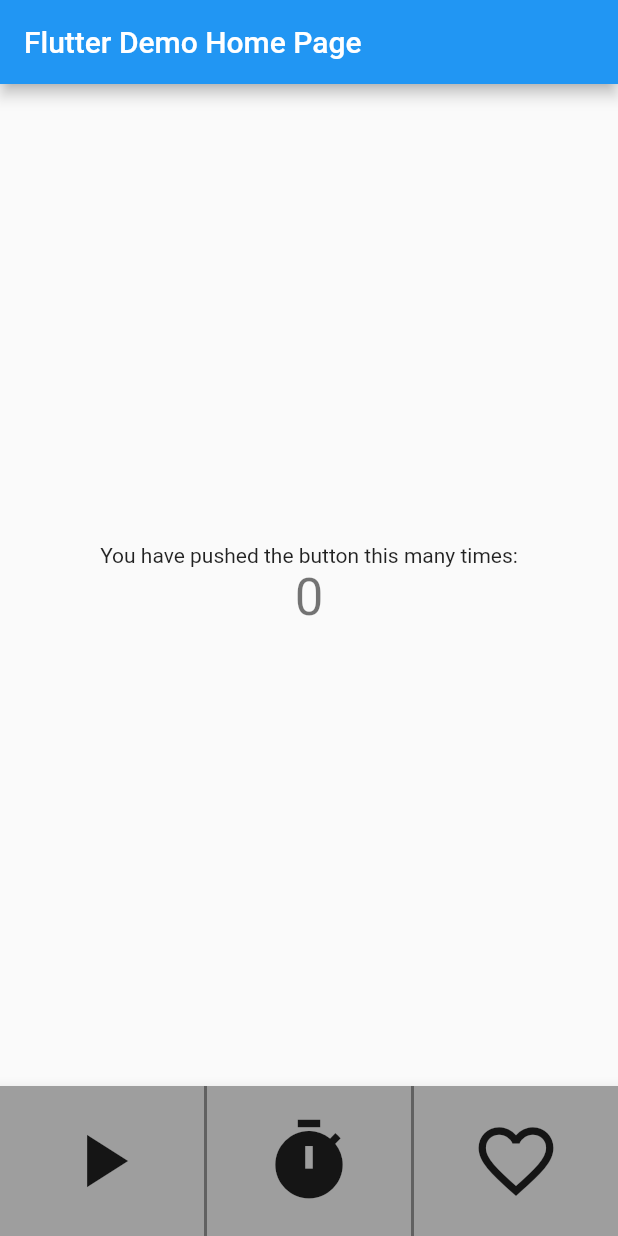
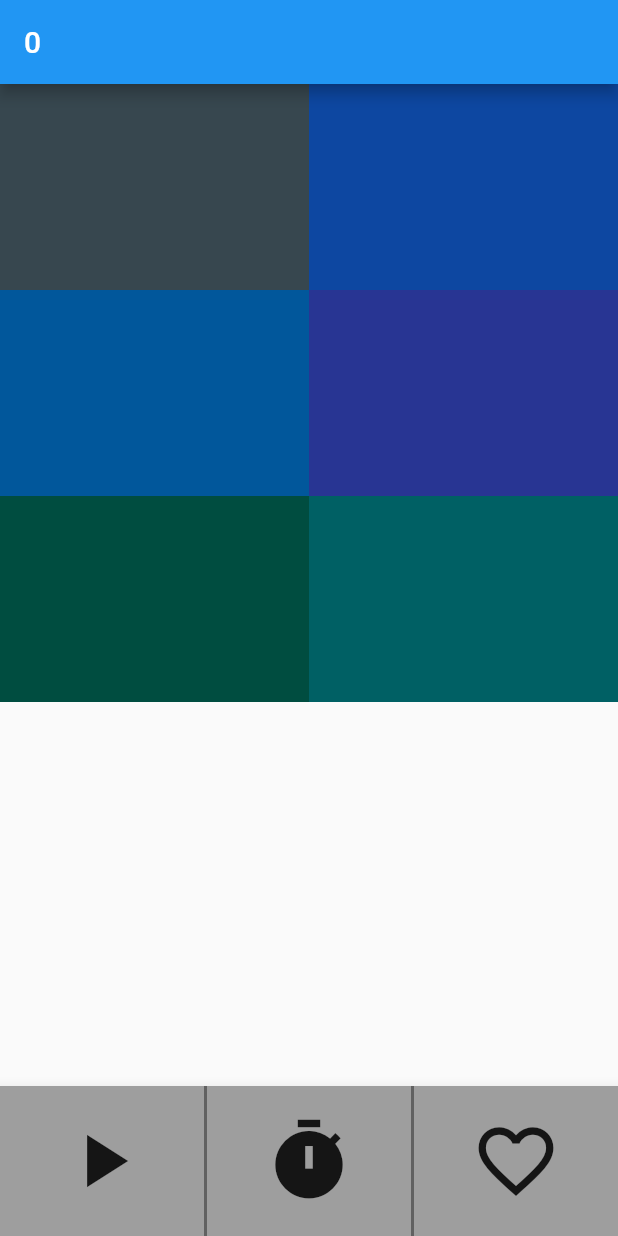
Before and after one commit to thbisdikian/noise.io, a Flutter app: the screen it shows after launch, on a phone screen of 412 x 824 dp. Run offline on Flutter 3.47's test engine with Material 2 defaults, Android fonts, the phone set to English and light mode, and no system bars.

Commit message:
added main grid, expanded class hierarchy for bottom app bar and sound grid widgets

```diff
--- a/lib/main.dart
+++ b/lib/main.dart
@@ -1,8 +1,8 @@
 import 'package:flutter/material.dart';
 
-void main() => runApp(MyApp());
+void main() => runApp(Noiseio());
 
-class MyApp extends StatelessWidget {
+class Noiseio extends StatelessWidget {
   @override
   Widget build(BuildContext context) {
     return MaterialApp(
@@ -28,11 +28,6 @@ class _MyHomePageState extends State<MyHomePage> {
 
   void _incrementCounter() {
     setState(() {
-      // This call to setState tells the Flutter framework that something has
-      // changed in this State, which causes it to rerun the build method below
-      // so that the display can reflect the updated values. If we changed
-      // _counter without calling setState(), then the build method would not be
-      // called again, and so nothing would appear to happen.
       _counter++;
     });
   }
@@ -41,24 +36,59 @@ class _MyHomePageState extends State<MyHomePage> {
   Widget build(BuildContext context) {
     return Scaffold(
       appBar: AppBar(
-        title: Text(widget.title),
+        // title: Text(widget.title),
+        title: Text('$_counter'),
       ),
-      body: Center(
-        child: Column(
-          mainAxisAlignment: MainAxisAlignment.center,
+      body: SoundGrid(),
+      bottomNavigationBar: BottomBar(onPressed: _incrementCounter,),
+    );
+  }
+}
+
+class SoundGrid extends StatelessWidget {
+  Widget build(BuildContext context) {
+    return GridView.count(
+      primary: true,
+      crossAxisCount: 2,
+      childAspectRatio: 1.5,
       children: <Widget>[
-            Text(
-              'You have pushed the button this many times:',
-            ),
-            Text(
-              '$_counter',
-              style: Theme.of(context).textTheme.display1,
-            ),
+        SoundButton(color: Colors.blueGrey[800],),
+        SoundButton(color: Colors.blue[900],),
+        SoundButton(color: Colors.lightBlue[900],),
+        SoundButton(color: Colors.indigo[800],),
+        SoundButton(color: Colors.teal[900],),
+        SoundButton(color: Colors.cyan[900],),
       ],
-        ),
-      ),
+    );
+  }
+}
 
-      bottomNavigationBar: BottomAppBar(
+class SoundButton extends StatefulWidget {
+  SoundButton({Key key, this.color}) : super(key: key);
+  final Color color;
+
+  @override
+  SoundButtonState createState() => SoundButtonState();
+}
+
+class SoundButtonState extends State<SoundButton> {
+  bool turnedOn = false;
+
+  @override
+  Widget build(BuildContext context) {
+    return Container (
+      color: widget.color,
+    );
+  }
+}
+
+class BottomBar extends StatelessWidget {
+  const BottomBar ({this.onPressed});
+
+  final VoidCallback onPressed;
+
+  Widget build(BuildContext context) {
+    return BottomAppBar(
       color: Colors.grey,
       child: Row(
         mainAxisSize: MainAxisSize.max,
@@ -70,7 +100,7 @@ class _MyHomePageState extends State<MyHomePage> {
               height: 100,
               child: FlatButton(
                 child: Icon(Icons.play_arrow, size: 60.0),
-                  onPressed:  () => _incrementCounter(),
+                onPressed:  () => onPressed(),
               ),
             ),
           ),
@@ -85,7 +115,7 @@ class _MyHomePageState extends State<MyHomePage> {
               height: 100,
               child: FlatButton(
                 child: Icon(Icons.timer, size: 60.0),
-                  onPressed:  () => _incrementCounter(),
+                onPressed:  () => onPressed(),
               ),
             ),
           ),
@@ -100,13 +130,12 @@ class _MyHomePageState extends State<MyHomePage> {
               height: 100,
               child: FlatButton(
                 child: Icon(Icons.favorite_border, size: 60.0),
-                  onPressed:  () => _incrementCounter(),
+                onPressed:  () => onPressed(),
               ),
             ),
           ),
         ],
       )
-      ),
     );
   }
 }
```
Also changed, not shown: 1 other file. Lines whose indentation alone changed are shown as unchanged.
